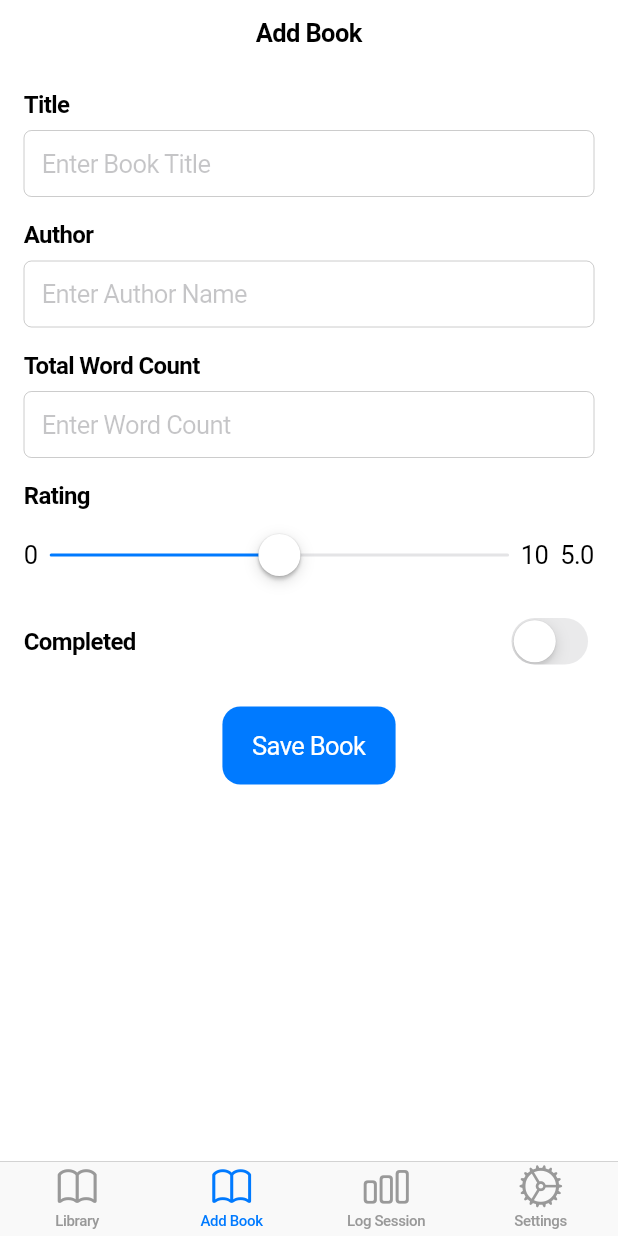
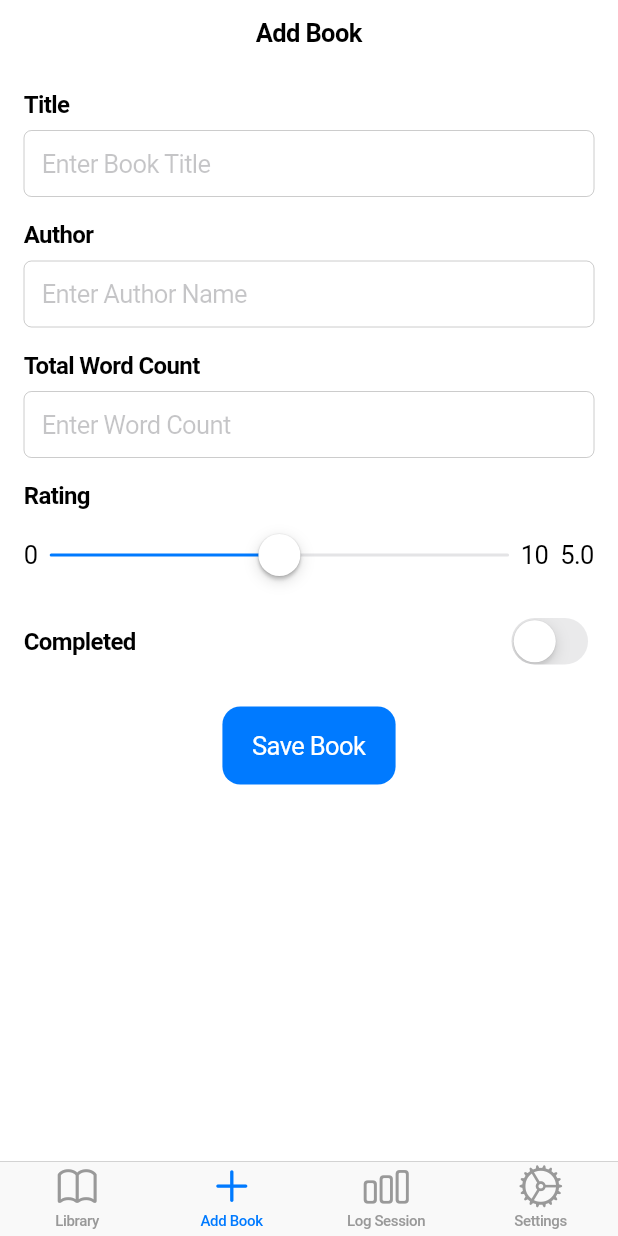
Before and after one commit to tyshoe/ReadStats, a Flutter app: the screen it shows after launch, item 2 of the bottom bar chosen, on a phone screen of 412 x 824 dp. Run offline on Flutter 3.47's test engine with Material 3 defaults, Android fonts, the phone set to English and light mode, and no system bars; our stand-ins replace sqflite, sqflite_common_ffi; accounts and stored records are empty.

Commit message:
add delete book function

```diff
--- a/lib/main.dart
+++ b/lib/main.dart
@@ -63,6 +63,7 @@ class _MyAppState extends State<MyApp> {
         isDarkMode: _isDarkMode,
         books: _books,
         addBook: _addBook,
+        refreshBooks: _loadBooks, // Pass refresh function
       ),
     );
   }
@@ -71,6 +72,7 @@ class _MyAppState extends State<MyApp> {
 class NavigationMenu extends StatelessWidget {
   final Function(bool) toggleTheme;
   final Function(Map<String, dynamic>) addBook;
+  final Function() refreshBooks;
   final bool isDarkMode;
   final List<Map<String, dynamic>> books;
 
@@ -80,6 +82,7 @@ class NavigationMenu extends StatelessWidget {
     required this.isDarkMode,
     required this.books,
     required this.addBook,
+    required this.refreshBooks,
   });
 
   @override
@@ -88,7 +91,7 @@ class NavigationMenu extends StatelessWidget {
       tabBar: CupertinoTabBar(
         items: const [
           BottomNavigationBarItem(icon: Icon(CupertinoIcons.book), label: 'Library'),
-          BottomNavigationBarItem(icon: Icon(CupertinoIcons.book), label: 'Add Book'),
+          BottomNavigationBarItem(icon: Icon(CupertinoIcons.add), label: 'Add Book'),
           BottomNavigationBarItem(icon: Icon(CupertinoIcons.chart_bar), label: 'Log Session'),
           BottomNavigationBarItem(icon: Icon(CupertinoIcons.settings), label: 'Settings'),
         ],
@@ -96,7 +99,7 @@ class NavigationMenu extends StatelessWidget {
       tabBuilder: (context, index) {
         switch (index) {
           case 0:
-            return LibraryPage(books: books);
+            return LibraryPage(books: books, refreshBooks: refreshBooks);
           case 1:
             return AddBookPage(addBook: addBook);
           case 2:
```
Also changed, not shown: lib/pages/library_page.dart (+48 -17 lines).
